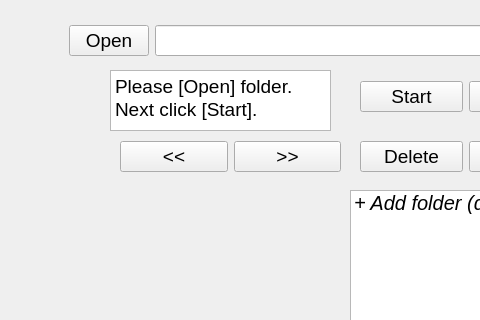
Old version of the form file_organizer/ui/window.ui in the repository ShiqiangXia/FileOrganizerApp; both pictures show x 0 to 480 and y 0 to 320 of the 666 by 443 pixel window.
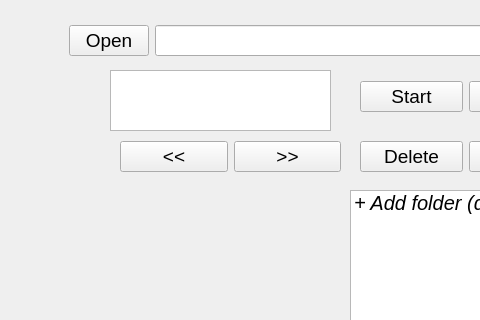
New version of the form. Icons and pictures are not drawn.

What changed in the file:
```diff
--- a/file_organizer/ui/window.ui
+++ b/file_organizer/ui/window.ui
@@ -72,8 +72,7 @@
     <bool>true</bool>
    </property>
    <property name="plainText">
-    <string>Please [Open] folder.
-Next click [Start].</string>
+    <string/>
    </property>
   </widget>
   <widget class="QWidget" name="layoutWidget">
```
Left out of the diff: 3 changed lines with no effect on the pictures.
